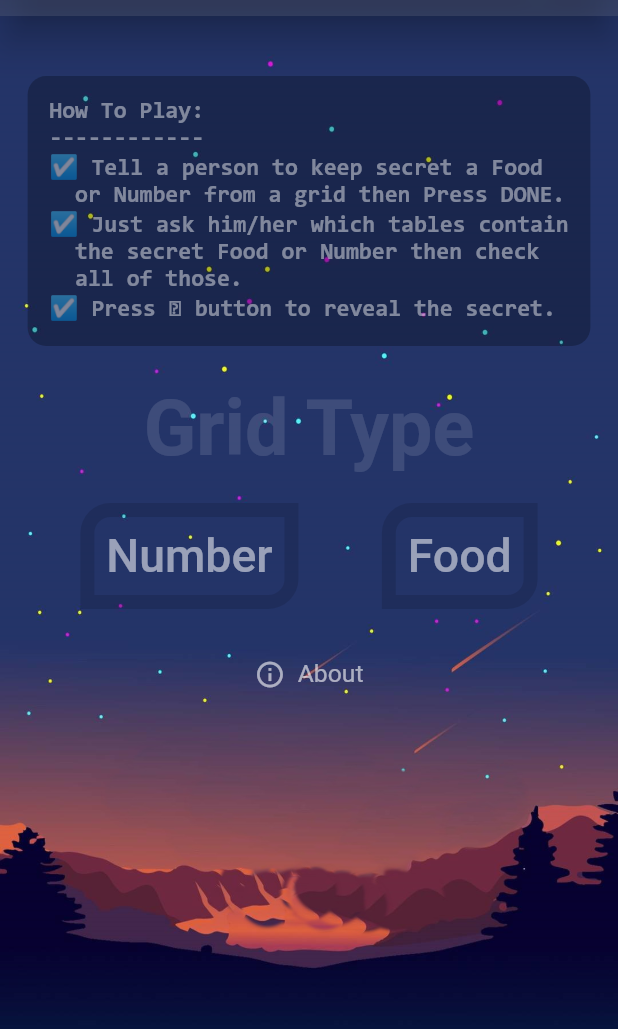
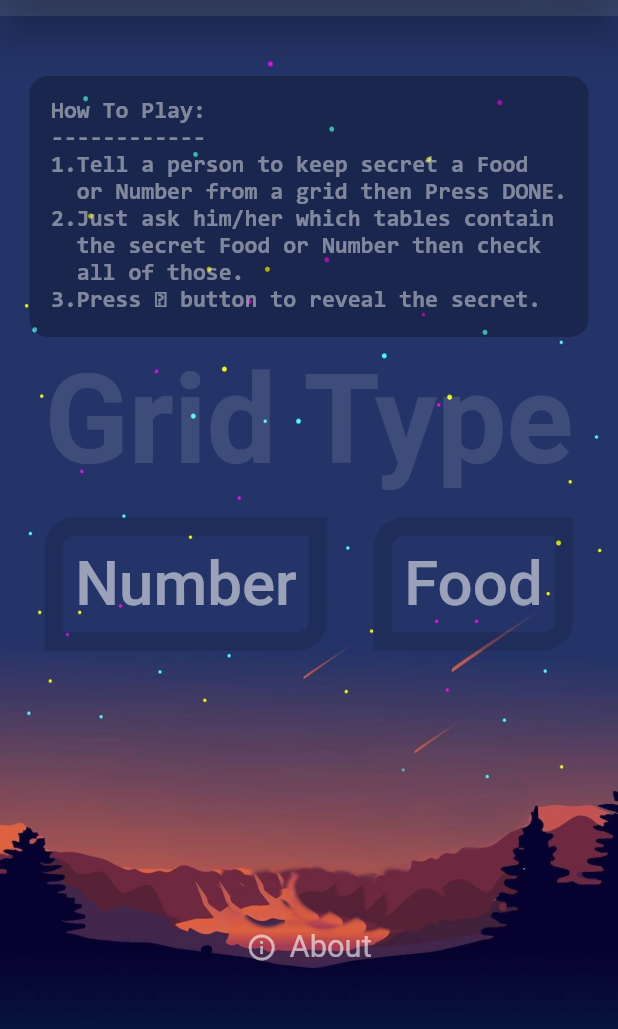
Before and after one commit to metaspook/numagic, a Flutter app: the screen it shows after launch, on a phone screen of 412 x 824 dp, the part 68-1097 px from its top. Run offline on Flutter 3.47's test engine with Material 2 defaults, Android fonts, the phone set to English and light mode, and no system bars; our stand-ins replace audioplayers, card_swiper.

Commit message:
fix grid and table responsiveness

```diff
--- a/lib/controllers/home_controller.dart
+++ b/lib/controllers/home_controller.dart
@@ -1,5 +1,4 @@
 import 'package:flutter/material.dart';
-import 'package:numagic/utils/utils.dart';
 
 class HomeController extends ChangeNotifier {
   bool _isAbout = true;
@@ -9,12 +8,4 @@ class HomeController extends ChangeNotifier {
     _isAbout = !_isAbout;
     notifyListeners();
   }
-
-  Future<void> gridPageRoute(BuildContext context, Widget page) async {
-    Navigator.push(
-      context,
-      MaterialPageRoute(builder: (context) => page),
-    );
-    await Music().player.play(Music().audioClick);
-  }
 }
--- a/lib/pages/food_grid_page.dart
+++ b/lib/pages/food_grid_page.dart
@@ -9,6 +9,7 @@ class FoodGridPage extends StatelessWidget {
 
   @override
   Widget build(BuildContext context) {
+    final shortestSide = MediaQuery.of(context).size.shortestSide;
     return Scaffold(
       extendBodyBehindAppBar: true,
       appBar: AppBarMod(
@@ -28,14 +29,13 @@ class FoodGridPage extends StatelessWidget {
                 snapshot.data!.shuffle();
                 return GridView.builder(
                     physics: const BouncingScrollPhysics(),
-                    gridDelegate:
-                        const SliverGridDelegateWithFixedCrossAxisCount(
+                    gridDelegate: SliverGridDelegateWithFixedCrossAxisCount(
                       crossAxisCount: 5,
+                      childAspectRatio: shortestSide * 0.00205,
                     ),
                     itemCount: snapshot.data!.length,
                     itemBuilder: (context, index) {
                       return FoodCell(
-                        flex: 1,
                         name: snapshot.data![index].name,
                         image: snapshot.data![index].image,
                       );
--- a/lib/pages/home_page.dart
+++ b/lib/pages/home_page.dart
@@ -11,7 +11,7 @@ class HomePage extends StatefulWidget {
 class _HomePageState extends State<HomePage> {
   @override
   Widget build(BuildContext context) {
-    final shortestSide = MediaQuery.of(context).size.shortestSide;
+    final size = MediaQuery.of(context).size;
     return Scaffold(
       extendBodyBehindAppBar: true,
       appBar: AppBarMod(title: 'NuMagic 🪄'),
@@ -30,7 +30,10 @@ class _HomePageState extends State<HomePage> {
                   const SizedBox(height: kToolbarHeight * 1.5),
                   const HowToPlay(),
                   const GridButtonBar(),
-                  SizedBox(height: MediaQuery.of(context).size.height * 0.04),
+                  SizedBox(
+                    height: size.shortestSide *
+                        (size.height == size.shortestSide ? 0.065 : 0.45),
+                  ),
                   const AboutButton(),
                 ],
               ),
--- a/lib/widgets/about_button.dart
+++ b/lib/widgets/about_button.dart
@@ -25,7 +25,7 @@ class AboutButton extends StatelessWidget {
                 Text(
                   'About',
                   style: TextStyle(
-                      color: Colors.white60, fontSize: longestSide * 0.020),
+                      color: Colors.white60, fontSize: longestSide * 0.025),
                 ),
               ],
             )
@@ -35,7 +35,7 @@ Made with  ❤️  from  🇧🇩
 Copyright © 2022, Metaspook""",
               textAlign: TextAlign.center,
               style: TextStyle(
-                  color: Colors.white60, fontSize: longestSide * 0.020),
+                  color: Colors.white60, fontSize: longestSide * 0.025),
             ),
     );
   }
--- a/lib/widgets/food_cell.dart
+++ b/lib/widgets/food_cell.dart
@@ -3,28 +3,31 @@ import 'package:flutter/material.dart';
 class FoodCell extends StatelessWidget {
   const FoodCell({
     Key? key,
-    this.flex = 0,
     required this.name,
     required this.image,
   }) : super(key: key);
 
-  final int flex;
   final String name, image;
 
   @override
   Widget build(BuildContext context) {
+    final size = MediaQuery.of(context).size;
     return Padding(
       padding: const EdgeInsets.all(8),
       child: Column(
         children: <Widget>[
-          Flexible(flex: flex, child: Image.asset(image)),
+          LimitedBox(
+            maxHeight: size.longestSide * 0.0575,
+            maxWidth: size.longestSide * 0.0575,
+            child: Image.asset(image),
+          ),
           Text(
             name,
             textAlign: TextAlign.center,
-            style: const TextStyle(
+            style: TextStyle(
               color: Colors.white60,
               fontWeight: FontWeight.w700,
-              fontSize: 12,
+              fontSize: size.longestSide * 0.01425,
             ),
           ),
         ],
--- a/lib/widgets/grid_button_bar.dart
+++ b/lib/widgets/grid_button_bar.dart
@@ -1,16 +1,13 @@
 import 'package:flutter/material.dart';
-import 'package:numagic/controllers/home_controller.dart';
 import 'package:numagic/pages/pages.dart';
-import 'package:provider/provider.dart';
+import 'package:numagic/utils/utils.dart';
 
 class GridButtonBar extends StatelessWidget {
   const GridButtonBar({Key? key}) : super(key: key);
 
   @override
   Widget build(BuildContext context) {
-    final gridPageRoute = context.read<HomeController>().gridPageRoute;
     final size = MediaQuery.of(context).size;
-
     return Column(
       children: [
         Text(
@@ -18,51 +15,23 @@ class GridButtonBar extends StatelessWidget {
           textAlign: TextAlign.center,
           style: TextStyle(
             color: Colors.white12,
-            fontSize: size.shortestSide * 0.125,
+            fontSize: size.shortestSide *
+                (size.width == size.shortestSide ? 0.2 : 0.125),
             fontWeight: FontWeight.bold,
           ),
         ),
-        const SizedBox(height: 20),
+        const SizedBox(height: 15),
         Row(
           mainAxisAlignment: MainAxisAlignment.center,
           children: [
-            Container(
-              decoration: BoxDecoration(
-                border: Border.all(
-                    color: Colors.black12, width: size.shortestSide * 0.0225),
-                borderRadius: const BorderRadius.only(
-                    topLeft: Radius.circular(20),
-                    bottomRight: Radius.circular(20)),
-              ),
-              child: TextButton(
-                onPressed: () => gridPageRoute(context, const NumberGridPage()),
-                child: Text(
-                  'Number',
-                  style: TextStyle(
-                      color: Colors.white54,
-                      fontSize: size.shortestSide * 0.075),
-                ),
-              ),
+            const GridButton(
+              title: 'Number',
+              page: NumberGridPage(),
             ),
-            SizedBox(width: size.width * 0.135),
-            Container(
-              decoration: BoxDecoration(
-                border: Border.all(
-                    color: Colors.black12, width: size.shortestSide * 0.0225),
-                borderRadius: const BorderRadius.only(
-                    topLeft: Radius.circular(20),
-                    bottomRight: Radius.circular(20)),
-              ),
-              child: TextButton(
-                onPressed: () => gridPageRoute(context, const FoodGridPage()),
-                child: Text(
-                  'Food',
-                  style: TextStyle(
-                    color: Colors.white54,
-                    fontSize: size.shortestSide * 0.075,
-                  ),
-                ),
-              ),
+            SizedBox(width: size.width * 0.075),
+            const GridButton(
+              title: 'Food',
+              page: FoodGridPage(),
             ),
           ],
         ),
@@ -70,3 +39,46 @@ class GridButtonBar extends StatelessWidget {
     );
   }
 }
+
+class GridButton extends StatelessWidget {
+  const GridButton({
+    Key? key,
+    required this.title,
+    required this.page,
+  }) : super(key: key);
+
+  final String title;
+  final Widget page;
+
+  @override
+  Widget build(BuildContext context) {
+    final size = MediaQuery.of(context).size;
+    return Container(
+      decoration: BoxDecoration(
+        border: Border.all(
+            color: Colors.black12,
+            width: size.shortestSide *
+                (size.width == size.shortestSide ? 0.03 : 0.025)),
+        borderRadius: const BorderRadius.only(
+            topLeft: Radius.circular(20), bottomRight: Radius.circular(20)),
+      ),
+      child: TextButton(
+        onPressed: () async {
+          Navigator.push(
+            context,
+            MaterialPageRoute(builder: (context) => page),
+          );
+          await Music().player.play(Music().audioClick);
+        },
+        child: Text(
+          title,
+          style: TextStyle(
+            color: Colors.white54,
+            fontSize: size.shortestSide *
+                (size.width == size.shortestSide ? 0.1 : 0.075),
+          ),
+        ),
+      ),
+    );
+  }
+}
--- a/lib/widgets/how_to_play.dart
+++ b/lib/widgets/how_to_play.dart
@@ -10,7 +10,7 @@ class HowToPlay extends StatelessWidget {
     return Container(
       padding: EdgeInsets.symmetric(
           horizontal: size.longestSide * 0.0175, vertical: 15),
-      margin: EdgeInsets.only(bottom: size.height * 0.03),
+      margin: EdgeInsets.only(bottom: size.height * 0.01),
       decoration: BoxDecoration(
         color: Colors.black26,
         borderRadius: BorderRadius.circular(size.longestSide * 0.015),
@@ -19,12 +19,12 @@ class HowToPlay extends StatelessWidget {
         """
 How To Play:
 ------------
-☑️ Tell a person to keep secret a Food
+1.Tell a person to keep secret a Food
   or Number from a grid then Press DONE.
-☑️ Just ask him/her which tables contain
+2.Just ask him/her which tables contain
   the secret Food or Number then check
   all of those.
-☑️ Press 🪄 button to reveal the secret.""",
+3.Press 🪄 button to reveal the secret.""",
         // textScaleFactor: longestSide * 0.00285,
         style: TextStyle(
           color: Colors.white.withOpacity(.45),
--- a/lib/widgets/number_cell.dart
+++ b/lib/widgets/number_cell.dart
@@ -12,7 +12,7 @@ class NumberCell extends StatelessWidget {
     return Container(
       margin: EdgeInsets.all(size.shortestSide * 0.0125),
       padding: EdgeInsets.symmetric(
-        vertical: size.shortestSide * 0.015,
+        vertical: size.shortestSide * 0.0125,
       ),
       decoration: BoxDecoration(
         color: Colors.black26,
@@ -24,7 +24,7 @@ class NumberCell extends StatelessWidget {
         textAlign: TextAlign.center,
         style: TextStyle(
           color: Methods().colorPrimariesRandom(),
-          fontSize: size.longestSide * 0.035,
+          fontSize: size.longestSide * 0.0325,
           fontWeight: FontWeight.bold,
         ),
       ),
```
